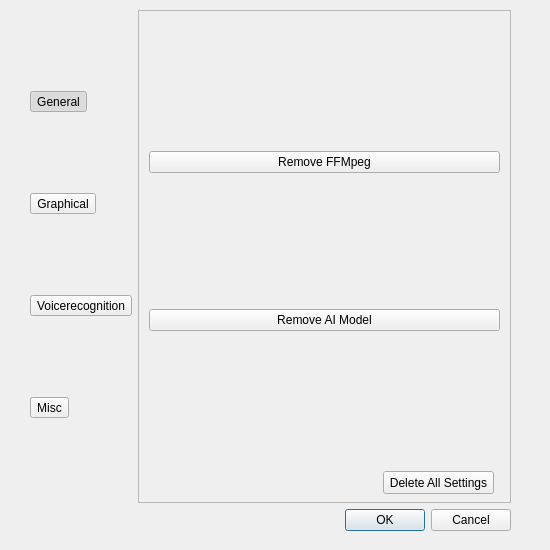
Above: rsrc/settings.ui from morevnaproject-org/papagayo-ng before the change. Below: the same form after it.
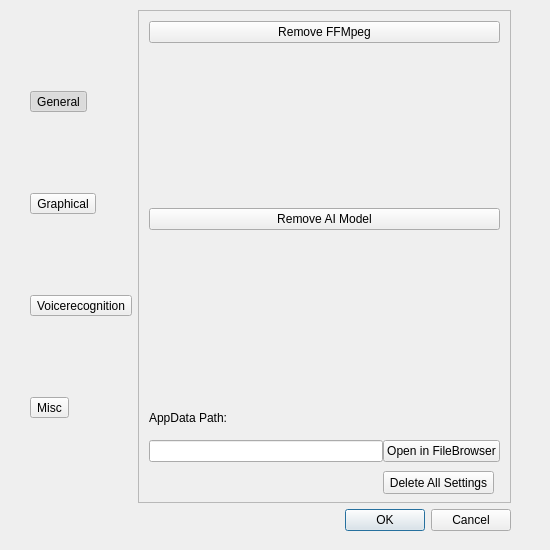
That is the form after the change. The open tabs and pages were chosen to show the change. Icons and pictures are not drawn.

Commit message: Save FFMpeg and the AI model in a User Directory with the help of appdirs. Also modify the path if needed to include that directory so audioread and pydub etc. can find FFMpeg.

Diff of the .ui file:
```diff
--- a/rsrc/settings.ui
+++ b/rsrc/settings.ui
@@ -246,7 +246,16 @@
           <height>441</height>
          </rect>
         </property>
-        <layout class="QGridLayout" name="gridLayout_4">
+        <layout class="QGridLayout" name="gridLayout_4" rowstretch="2,0,0,0" columnstretch="0">
+         <property name="sizeConstraint">
+          <enum>QLayout::SetDefaultConstraint</enum>
+         </property>
+         <property name="horizontalSpacing">
+          <number>6</number>
+         </property>
+         <property name="verticalSpacing">
+          <number>165</number>
+         </property>
          <item row="0" column="0">
           <widget class="QPushButton" name="ffmpeg_delete_button">
            <property name="text">
@@ -261,6 +270,31 @@
            </property>
           </widget>
          </item>
+         <item row="2" column="0">
+          <layout class="QGridLayout" name="gridLayout_5" rowstretch="1,2">
+           <item row="1" column="1">
+            <widget class="QLineEdit" name="app_data_path">
+             <property name="readOnly">
+              <bool>true</bool>
+             </property>
+            </widget>
+           </item>
+           <item row="1" column="2">
+            <widget class="QPushButton" name="open_app_data_path">
+             <property name="text">
+              <string>Open in FileBrowser</string>
+             </property>
+            </widget>
+           </item>
+           <item row="0" column="1">
+            <widget class="QLabel" name="label_5">
+             <property name="text">
+              <string>AppData Path:</string>
+             </property>
+            </widget>
+           </item>
+          </layout>
+         </item>
         </layout>
        </widget>
       </widget>
```
Left out of the diff: 2 changed lines with no effect on the pictures. The commit also changes 6 other files.
